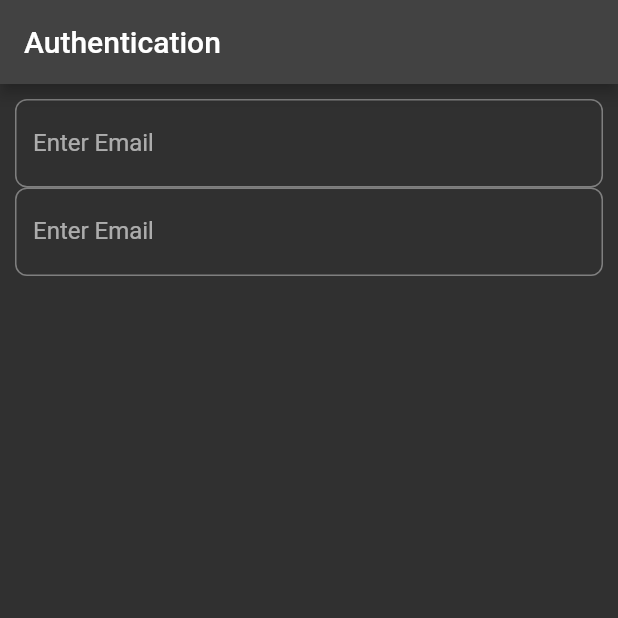
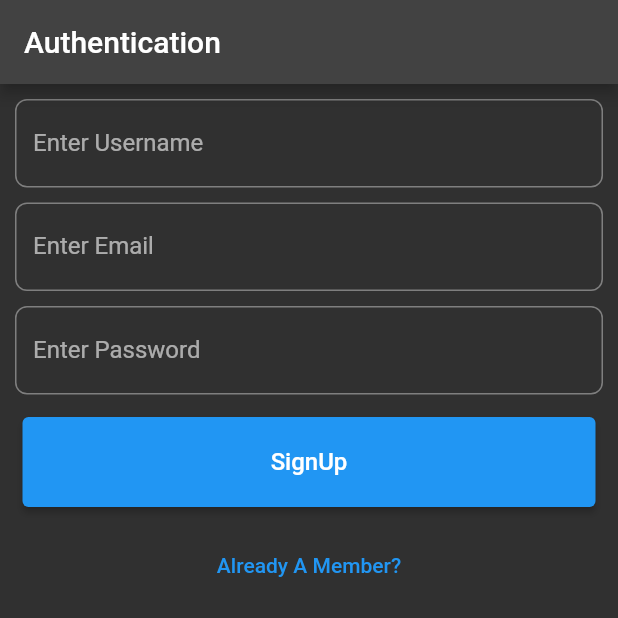
Before and after one commit to YouNova/NotifyMe, a Flutter app: the screen it shows after launch, on a phone screen of 412 x 824 dp, the top half of it. Run offline on Flutter 3.47's test engine with Material 2 defaults, Android fonts, the phone set to English and light mode, and no system bars; our stand-ins replace cloud_firestore, firebase_auth, google_fonts; accounts and stored records are empty.

Commit message:
Commit 3

```diff
--- a/notify_me/lib/auth/authform.dart
+++ b/notify_me/lib/auth/authform.dart
@@ -1,3 +1,5 @@
+import 'package:cloud_firestore/cloud_firestore.dart';
+import 'package:firebase_auth/firebase_auth.dart';
 import 'package:flutter/material.dart';
 import 'package:google_fonts/google_fonts.dart';
 
@@ -7,9 +9,49 @@ class AuthForm extends StatefulWidget {
 }
 
 class _AuthFormState extends State<AuthForm> {
+  //-----------------------------------------
+
   final _formkey = GlobalKey<FormState>();
   var _email = '';
-  var _passowrd = '';
+  var _password = '';
+  var _username = '';
+  bool isLoginPage = false;
+
+  //-----------------------------------------
+
+  startauthentication() {
+    // final validity = _formkey.currentState.validate();
+    // FocusScope.of(context).unfocus();
+
+    // if (validity) {
+    //   _formkey.currentState.save();
+    //   submitform(_email, _password, _username);
+    // }
+    submitform(_email, _password, _username);
+  }
+
+  submitform(String email, String password, String username) async {
+    final auth = FirebaseAuth.instance;
+    AuthResult authResult;
+    try {
+      if (isLoginPage) {
+        authResult = await auth.signInWithEmailAndPassword(
+            email: email, password: password);
+      } else {
+        authResult = await auth.createUserWithEmailAndPassword(
+            email: email, password: password);
+        String uid = authResult.user.uid;
+        await Firestore.instance
+            .collection('users')
+            .document(uid)
+            .setData({'username': username, 'email': email});
+      }
+    } catch (e) {
+      print(e);
+    }
+  }
+
+  //-----------------------------------------
 
   @override
   Widget build(BuildContext context) {
@@ -17,19 +59,44 @@ class _AuthFormState extends State<AuthForm> {
       height: MediaQuery.of(context).size.height,
       width: MediaQuery.of(context).size.width,
       child: ListView(
-        children: [
+        children: <Widget>[
           Container(
             padding: EdgeInsets.only(left: 10, right: 10, top: 10),
             child: Form(
               key: _formkey,
               child: Column(
                 mainAxisAlignment: MainAxisAlignment.center,
-                children: [
+                children: <Widget>[
+                  if (!isLoginPage)
+                    TextFormField(
+                      keyboardType: TextInputType.emailAddress,
+                      key: ValueKey('username'),
+                      // validator: (value) {
+                      //   if (value.isEmpty) {
+                      //     return 'Incorrect Username';
+                      //   }
+                      //   return null;
+                      // },
+                      // onSaved: (value) {
+                      //   _username = value;
+                      // },
+                      decoration: InputDecoration(
+                        border: OutlineInputBorder(
+                          borderRadius: new BorderRadius.circular(8.0),
+                          borderSide: new BorderSide(),
+                        ),
+                        labelText: "Enter Username",
+                        labelStyle: GoogleFonts.roboto(),
+                      ),
+                    ),
+                  SizedBox(
+                    height: 10,
+                  ),
                   TextFormField(
                     keyboardType: TextInputType.emailAddress,
                     key: ValueKey('email'),
                     // validator: (value) {
-                    //   if (value!.isEmpty || !value.contains('@')) {
+                    //   if (value.isEmpty || !value.contains('@')) {
                     //     return 'Incorrect Email';
                     //   }
                     //   return null;
@@ -46,31 +113,66 @@ class _AuthFormState extends State<AuthForm> {
                       labelStyle: GoogleFonts.roboto(),
                     ),
                   ),
+                  SizedBox(
+                    height: 10,
+                  ),
                   TextFormField(
+                    obscureText: true,
                     keyboardType: TextInputType.emailAddress,
-                    key: ValueKey('email'),
+                    key: ValueKey('password'),
                     // validator: (value) {
-                    //   if (value!.isEmpty || !value.contains('@')) {
-                    //     return 'Incorrect Email';
+                    //   if (value.isEmpty ) {
+                    //     return 'Incorrect password';
                     //   }
                     //   return null;
                     // },
                     // onSaved: (value) {
-                    //   _email = value;
+                    //   _password = value;
                     // },
                     decoration: InputDecoration(
                       border: OutlineInputBorder(
                         borderRadius: new BorderRadius.circular(8.0),
                         borderSide: new BorderSide(),
                       ),
-                      labelText: "Enter Email",
+                      labelText: "Enter Password",
                       labelStyle: GoogleFonts.roboto(),
                     ),
+                  ),
+                  SizedBox(
+                    height: 10,
+                  ),
+                  Container(
+                    padding: EdgeInsets.all(5),
+                    width: double.infinity,
+                    height: 70,
+                    child: ElevatedButton(
+                      child: isLoginPage
+                          ? Text(
+                              'Login',
+                              style: GoogleFonts.roboto(fontSize: 16),
+                            )
+                          : Text(
+                              'SignUp',
+                              style: GoogleFonts.roboto(fontSize: 16),
+                            ),
+                      onPressed: () {
+                        startauthentication();
+                      },
+                    ),
+                  ),
+                  SizedBox(
+                    height: 10,
+                  ),
+                  TextButton(
+                    onPressed: () {},
+                    child: isLoginPage
+                        ? Text('Not A Member?')
+                        : Text('Already A Member?'),
                   ),
                 ],
               ),
             ),
-          )
+          ),
         ],
       ),
     );
--- a/notify_me/lib/main.dart
+++ b/notify_me/lib/main.dart
@@ -1,3 +1,4 @@
+import 'package:firebase_auth/firebase_auth.dart';
 import 'package:flutter/material.dart';
 import 'login.dart';
 import 'signup.dart';
@@ -14,8 +15,18 @@ class MyApp extends StatelessWidget {
   @override
   Widget build(BuildContext context) {
     return MaterialApp(
-      home: AuthScreen(),
-      theme:ThemeData(brightness: Brightness.dark,primaryColor: Colors.purple),
+      home: StreamBuilder(
+        stream: FirebaseAuth.instance.onAuthStateChanged,
+        builder: (context, usersnapshot) {
+          if (usersnapshot.hasData) {
+            return HomePage();
+          } else {
+            return AuthScreen();
+          }
+        },
+      ),
+      theme:
+          ThemeData(brightness: Brightness.dark, primaryColor: Colors.purple),
     );
   }
 }
--- a/notify_me/pubspec.yaml
+++ b/notify_me/pubspec.yaml
@@ -30,6 +30,7 @@ dependencies:
   flutter:
     sdk: flutter
   firebase_auth:
+  cloud_firestore: 0.13.4+2
   google_fonts:
 
 
```
Also changed, not shown: notify_me/lib/auth/authscreen.dart (+7 -5 lines), notify_me/lib/login.dart (+9 -4 lines), notify_me/lib/screens/addtask.dart (added, +68 -0 lines), notify_me/lib/screens/homepage.dart (+21 -1 lines), notify_me/lib/signup.dart (+9 -6 lines), notify_me/pubspec.lock, 1 other file.
